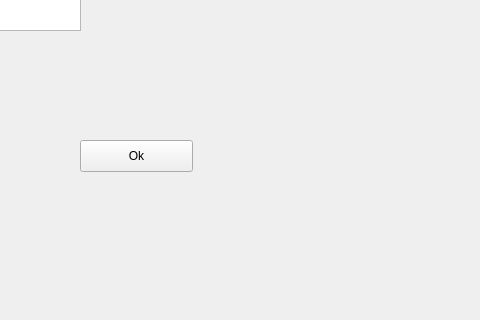
The window that mainwindow.ui (jasonv94/COMP3004-Project) describes before a commit, drawn with Qt 5; both pictures show x 320 to 800 and y 190 to 510 of the 800 by 600 pixel window.
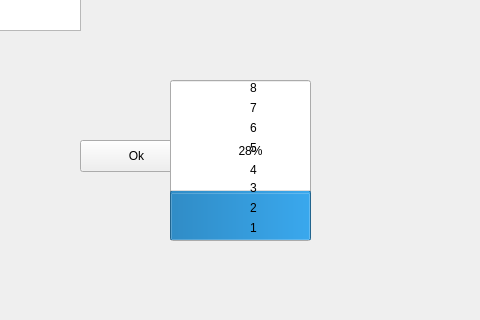
The same window after the commit.

```diff
--- a/mainwindow.ui
+++ b/mainwindow.ui
@@ -63,6 +63,132 @@
      <string>Ok</string>
     </property>
    </widget>
+   <widget class="QProgressBar" name="progressBar">
+    <property name="geometry">
+     <rect>
+      <x>490</x>
+      <y>270</y>
+      <width>141</width>
+      <height>161</height>
+     </rect>
+    </property>
+    <property name="minimum">
+     <number>1</number>
+    </property>
+    <property name="maximum">
+     <number>8</number>
+    </property>
+    <property name="value">
+     <number>3</number>
+    </property>
+    <property name="orientation">
+     <enum>Qt::Vertical</enum>
+    </property>
+   </widget>
+   <widget class="QLabel" name="label">
+    <property name="geometry">
+     <rect>
+      <x>570</x>
+      <y>410</y>
+      <width>60</width>
+      <height>16</height>
+     </rect>
+    </property>
+    <property name="text">
+     <string>1</string>
+    </property>
+   </widget>
+   <widget class="QLabel" name="label_2">
+    <property name="geometry">
+     <rect>
+      <x>570</x>
+      <y>390</y>
+      <width>60</width>
+      <height>16</height>
+     </rect>
+    </property>
+    <property name="text">
+     <string>2</string>
+    </property>
+   </widget>
+   <widget class="QLabel" name="label_3">
+    <property name="geometry">
+     <rect>
+      <x>570</x>
+      <y>350</y>
+      <width>61</width>
+      <height>20</height>
+     </rect>
+    </property>
+    <property name="text">
+     <string>4</string>
+    </property>
+   </widget>
+   <widget class="QLabel" name="label_4">
+    <property name="geometry">
+     <rect>
+      <x>570</x>
+      <y>330</y>
+      <width>60</width>
+      <height>16</height>
+     </rect>
+    </property>
+    <property name="text">
+     <string>5</string>
+    </property>
+   </widget>
+   <widget class="QLabel" name="label_5">
+    <property name="geometry">
+     <rect>
+      <x>570</x>
+      <y>310</y>
+      <width>60</width>
+      <height>16</height>
+     </rect>
+    </property>
+    <property name="text">
+     <string>6</string>
+    </property>
+   </widget>
+   <widget class="QLabel" name="label_6">
+    <property name="geometry">
+     <rect>
+      <x>570</x>
+      <y>370</y>
+      <width>60</width>
+      <height>16</height>
+     </rect>
+    </property>
+    <property name="text">
+     <string>3</string>
+    </property>
+   </widget>
+   <widget class="QLabel" name="label_7">
+    <property name="geometry">
+     <rect>
+      <x>570</x>
+      <y>270</y>
+      <width>60</width>
+      <height>16</height>
+     </rect>
+    </property>
+    <property name="text">
+     <string>8</string>
+    </property>
+   </widget>
+   <widget class="QLabel" name="label_8">
+    <property name="geometry">
+     <rect>
+      <x>570</x>
+      <y>290</y>
+      <width>60</width>
+      <height>16</height>
+     </rect>
+    </property>
+    <property name="text">
+     <string>7</string>
+    </property>
+   </widget>
   </widget>
   <widget class="QMenuBar" name="menubar">
    <property name="geometry">
```
Left out of the diff: 2 changed lines with no effect on the pictures.
